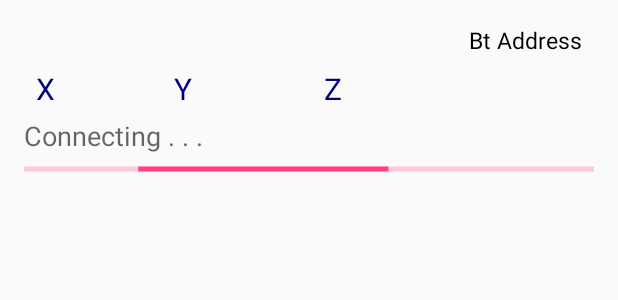
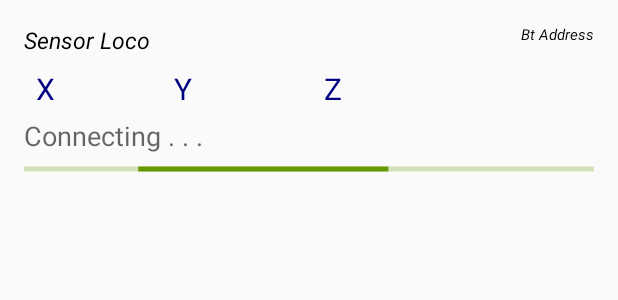
Before and after one commit to M-SenseResearchGroup/MS-Fall-Risk-App, an Android app: the layout sensor_list.xml on its own in the app's theme, with its tools: preview values and no code run, on a phone screen of 412 x 824 dp. Shown: the top 300 px of the screen. Run offline under Robolectric (Android 15) with nearby library versions, the phone set to English and light mode, and no system bars.

Commit message:
more cosmetic changes to landing screen

```diff
--- a/app/src/main/res/layout/fragment_main_activity.xml
+++ b/app/src/main/res/layout/fragment_main_activity.xml
@@ -45,7 +45,7 @@
         android:layout_marginTop="8dp"
         android:text="Accel: X"
         android:textColor="@color/Black"
-        android:textSize="20sp"/>
+        android:textSize="17sp"/>
 
     <TextView
         android:id="@+id/yVall"
@@ -56,7 +56,7 @@
         android:layout_marginTop="8dp"
         android:text="Accel: Y"
         android:textColor="@color/Black"
-        android:textSize="20sp"/>
+        android:textSize="17sp"/>
 
     <TextView
         android:id="@+id/zVall"
@@ -68,7 +68,7 @@
         android:layout_marginTop="8dp"
         android:text="Accel: Z"
         android:textColor="@color/Black"
-        android:textSize="20sp"/>
+        android:textSize="17sp"/>
 
     <Button
         android:id="@+id/genFall"
--- a/app/src/main/res/layout/sensor_list.xml
+++ b/app/src/main/res/layout/sensor_list.xml
@@ -27,14 +27,24 @@
             android:layout_height="wrap_content"
             android:layout_alignParentTop="true"
             android:layout_alignParentEnd="true"
-            android:layout_marginEnd="8dp"
+            android:layout_marginTop="0dp"
+            android:layout_marginEnd="0dp"
             android:text="Bt Address"
             android:textColor="@color/Black"
+            android:textSize="10sp"
+            android:textStyle="italic"/>
+
+        <TextView
+            android:id="@+id/sensorLoco"
+            android:layout_width="wrap_content"
+            android:layout_height="wrap_content"
+            android:layout_alignParentStart="true"
+            android:layout_alignParentTop="true"
             android:layout_marginTop="0dp"
-            android:textSize="15sp"/>
-
-
-
+            android:text="Sensor Loco"
+            android:textColor="@color/Black"
+            android:textSize="15sp"
+            android:textStyle="italic"/>
 
         <TextView
             android:id="@+id/text_connecting"
@@ -52,11 +62,12 @@
             android:layout_height="wrap_content"
             android:layout_below="@+id/text_connecting"
             android:layout_marginTop="2dp"
-            android:indeterminate="true" />
+            android:indeterminate="true"
+            android:indeterminateTint="@android:color/holo_green_dark"/>
 
         <TextView
             android:id="@+id/xVal"
-            android:layout_below="@+id/status_mac_address"
+            android:layout_below="@+id/sensorLoco"
             android:layout_marginLeft="8dp"
             android:layout_width="wrap_content"
             android:layout_height="wrap_content"
@@ -67,7 +78,7 @@
 
         <TextView
             android:id="@+id/yVal"
-            android:layout_below="@+id/status_mac_address"
+            android:layout_below="@+id/sensorLoco"
             android:layout_width="wrap_content"
             android:layout_height="wrap_content"
             android:layout_marginStart="100dp"
@@ -78,7 +89,7 @@
 
         <TextView
             android:id="@+id/zVal"
-            android:layout_below="@+id/status_mac_address"
+            android:layout_below="@+id/sensorLoco"
             android:layout_width="wrap_content"
             android:layout_height="wrap_content"
             android:layout_alignParentStart="true"
```
Also changed, not shown: app/src/main/java/com/msense/ms_fall_risk_application/ConnectedDeviceAdapter.java (+13 -3 lines).
